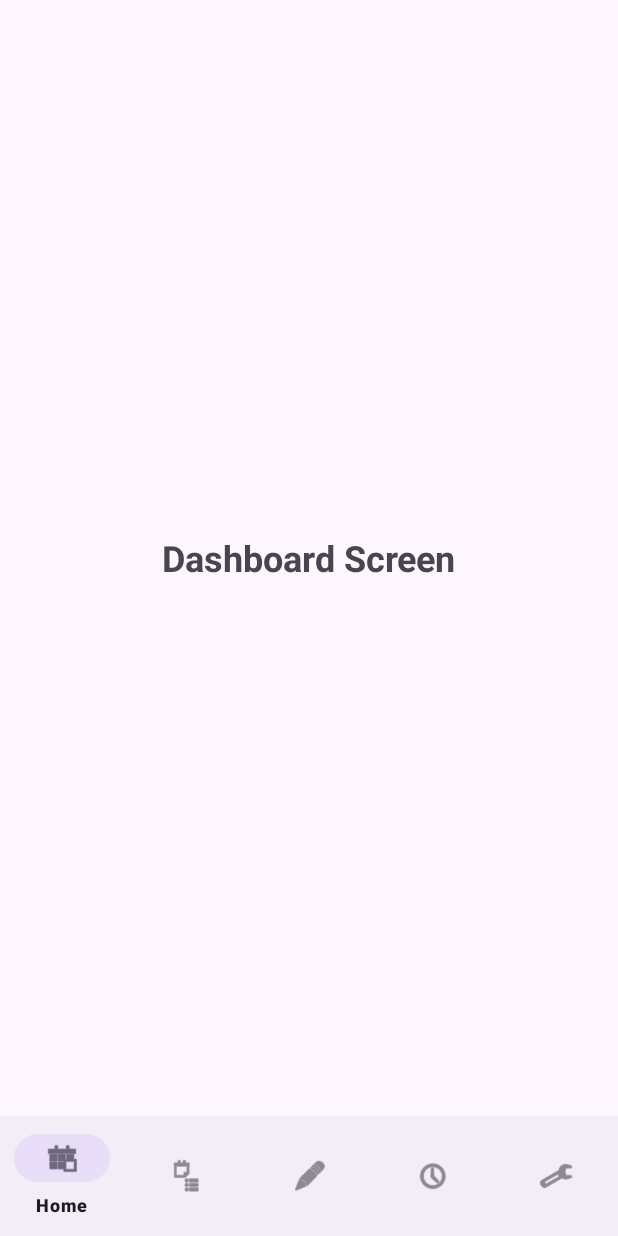
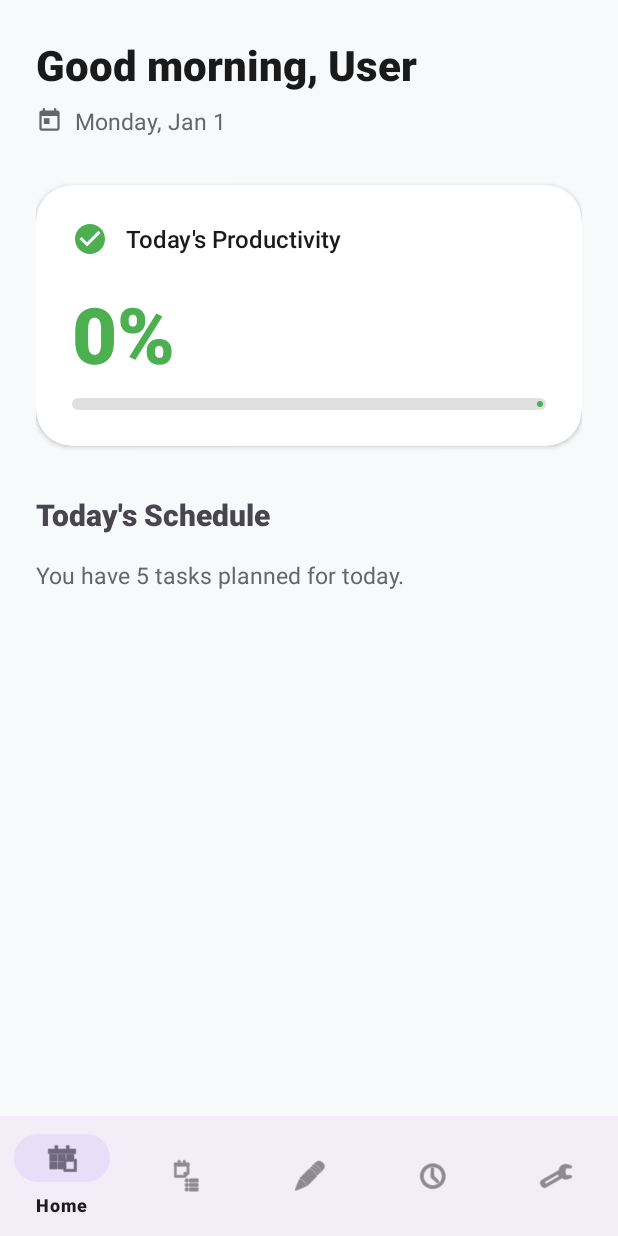
Before and after one commit to Jiks2217/daily-planner, an Android app: the screen it shows after launch (MainActivity), on a phone screen of 412 x 824 dp. Run offline under Robolectric (Android 15) with nearby library versions, the phone set to English and light mode, and no system bars; our stand-ins replace navigation-ui.

Commit message:
UI: Removed emojis, added offline vector icons, and premium typography

```diff
--- /dev/null
+++ b/app/src/main/res/drawable/ic_calendar.xml
@@ -0,0 +1,5 @@
+<vector xmlns:android="http://schemas.android.com/apk/res/android"
+    android:width="24dp" android:height="24dp"
+    android:viewportWidth="24" android:viewportHeight="24">
+    <path android:fillColor="#666666" android:pathData="M19,3h-1V1h-2v2H8V1H6v2H5c-1.11,0 -1.99,0.9 -1.99,2L3,19c0,1.1 0.89,2 2,2h14c1.1,0 2,-0.9 2,-2V5c0,-1.1 -0.9,-2 -2,-2zM19,19H5V8h14v11zM7,10h5v5H7z"/>
+</vector>
--- /dev/null
+++ b/app/src/main/res/drawable/ic_check_circle.xml
@@ -0,0 +1,5 @@
+<vector xmlns:android="http://schemas.android.com/apk/res/android"
+    android:width="24dp" android:height="24dp"
+    android:viewportWidth="24" android:viewportHeight="24">
+    <path android:fillColor="#4CAF50" android:pathData="M12,2C6.48,2 2,6.48 2,12s4.48,10 10,10 10,-4.48 10,-10S17.52,2 12,2zM10,17l-5,-5 1.41,-1.41L10,14.17l7.59,-7.59L19,8l-9,9z"/>
+</vector>
--- a/app/src/main/res/layout/fragment_dashboard.xml
+++ b/app/src/main/res/layout/fragment_dashboard.xml
@@ -1,4 +1,129 @@
 <?xml version="1.0" encoding="utf-8"?>
-<LinearLayout xmlns:android="http://schemas.android.com/apk/res/android" android:layout_width="match_parent" android:layout_height="match_parent" android:gravity="center" android:orientation="vertical">
-    <TextView android:layout_width="wrap_content" android:layout_height="wrap_content" android:text="Dashboard Screen" android:textSize="24sp" android:textStyle="bold" />
-</LinearLayout>
+<ScrollView xmlns:android="http://schemas.android.com/apk/res/android"
+    xmlns:app="http://schemas.android.com/apk/res-auto"
+    android:layout_width="match_parent"
+    android:layout_height="match_parent"
+    android:background="#F8F9FA">
+
+    <LinearLayout
+        android:layout_width="match_parent"
+        android:layout_height="wrap_content"
+        android:orientation="vertical"
+        android:padding="24dp">
+
+        <!-- Header -->
+        <TextView
+            android:id="@+id/tvGreeting"
+            android:layout_width="wrap_content"
+            android:layout_height="wrap_content"
+            android:text="Good morning, User"
+            android:textSize="28sp"
+            android:textStyle="bold"
+            android:fontFamily="sans-serif-medium"
+            android:textColor="#1A1A1A" />
+
+        <LinearLayout
+            android:layout_width="wrap_content"
+            android:layout_height="wrap_content"
+            android:orientation="horizontal"
+            android:gravity="center_vertical"
+            android:layout_marginTop="8dp"
+            android:layout_marginBottom="32dp">
+
+            <ImageView
+                android:layout_width="18dp"
+                android:layout_height="18dp"
+                android:src="@drawable/ic_calendar"
+                app:tint="#666666" />
+
+            <TextView
+                android:id="@+id/tvDate"
+                android:layout_width="wrap_content"
+                android:layout_height="wrap_content"
+                android:text="Monday, Jan 1"
+                android:textSize="15sp"
+                android:textColor="#666666"
+                android:layout_marginStart="8dp" />
+        </LinearLayout>
+
+        <!-- Productivity Card -->
+        <com.google.android.material.card.MaterialCardView
+            android:layout_width="match_parent"
+            android:layout_height="wrap_content"
+            app:cardCornerRadius="24dp"
+            app:cardElevation="2dp"
+            app:strokeWidth="0dp"
+            app:cardBackgroundColor="#FFFFFF">
+
+            <LinearLayout
+                android:layout_width="match_parent"
+                android:layout_height="wrap_content"
+                android:orientation="vertical"
+                android:padding="24dp">
+
+                <LinearLayout
+                    android:layout_width="match_parent"
+                    android:layout_height="wrap_content"
+                    android:orientation="horizontal"
+                    android:gravity="center_vertical">
+
+                    <ImageView
+                        android:layout_width="24dp"
+                        android:layout_height="24dp"
+                        android:src="@drawable/ic_check_circle" />
+
+                    <TextView
+                        android:layout_width="wrap_content"
+                        android:layout_height="wrap_content"
+                        android:text="Today's Productivity"
+                        android:textSize="16sp"
+                        android:fontFamily="sans-serif-medium"
+                        android:textColor="#1A1A1A"
+                        android:layout_marginStart="12dp" />
+                </LinearLayout>
+
+                <TextView
+                    android:id="@+id/tvProgress"
+                    android:layout_width="wrap_content"
+                    android:layout_height="wrap_content"
+                    android:text="0%"
+                    android:textSize="52sp"
+                    android:textStyle="bold"
+                    android:fontFamily="sans-serif-black"
+                    android:textColor="#4CAF50"
+                    android:layout_marginTop="16dp"
+                    android:layout_marginBottom="8dp" />
+
+                <com.google.android.material.progressindicator.LinearProgressIndicator
+                    android:id="@+id/progressBar"
+                    android:layout_width="match_parent"
+                    android:layout_height="wrap_content"
+                    app:indicatorColor="#4CAF50"
+                    app:trackColor="#E0E0E0"
+                    app:trackCornerRadius="8dp"
+                    app:trackThickness="8dp"
+                    android:progress="0" />
+            </LinearLayout>
+        </com.google.android.material.card.MaterialCardView>
+
+        <!-- Today's Schedule Header -->
+        <TextView
+            android:layout_width="wrap_content"
+            android:layout_height="wrap_content"
+            android:text="Today's Schedule"
+            android:textSize="20sp"
+            android:fontFamily="sans-serif-medium"
+            android:textStyle="bold"
+            android:layout_marginTop="32dp"
+            android:layout_marginBottom="16dp" />
+
+        <TextView
+            android:id="@+id/tvStats"
+            android:layout_width="match_parent"
+            android:layout_height="wrap_content"
+            android:text="You have 5 tasks planned for today."
+            android:textSize="15sp"
+            android:textColor="#666666" />
+
+    </LinearLayout>
+</ScrollView>
--- /dev/null
+++ b/app/src/main/res/layout/fragment_setup.xml
@@ -0,0 +1,54 @@
+<?xml version="1.0" encoding="utf-8"?>
+<LinearLayout xmlns:android="http://schemas.android.com/apk/res/android"
+    xmlns:app="http://schemas.android.com/apk/res-auto"
+    android:layout_width="match_parent"
+    android:layout_height="match_parent"
+    android:orientation="vertical"
+    android:gravity="center"
+    android:padding="32dp">
+
+    <TextView
+        android:layout_width="wrap_content"
+        android:layout_height="wrap_content"
+        android:text="Welcome"
+        android:textSize="36sp"
+        android:textColor="#1A1A1A"
+        android:fontFamily="sans-serif-black"
+        android:layout_marginBottom="8dp" />
+
+    <TextView
+        android:layout_width="wrap_content"
+        android:layout_height="wrap_content"
+        android:text="Let's personalize your experience.\nWhat should we call you?"
+        android:textSize="16sp"
+        android:textColor="#666666"
+        android:gravity="center"
+        android:layout_marginBottom="32dp" />
+
+    <com.google.android.material.textfield.TextInputLayout
+        android:layout_width="match_parent"
+        android:layout_height="wrap_content"
+        android:hint="Your Name"
+        app:boxCornerRadiusTopStart="12dp"
+        app:boxCornerRadiusTopEnd="12dp"
+        app:boxCornerRadiusBottomStart="12dp"
+        app:boxCornerRadiusBottomEnd="12dp">
+
+        <com.google.android.material.textfield.TextInputEditText
+            android:id="@+id/etName"
+            android:layout_width="match_parent"
+            android:layout_height="wrap_content"
+            android:inputType="textPersonName" />
+    </com.google.android.material.textfield.TextInputLayout>
+
+    <com.google.android.material.button.MaterialButton
+        android:id="@+id/btnGetStarted"
+        android:layout_width="match_parent"
+        android:layout_height="56dp"
+        android:layout_marginTop="24dp"
+        android:text="Get Started"
+        android:textSize="16sp"
+        app:cornerRadius="12dp"
+        app:backgroundTint="#1976D2" />
+
+</LinearLayout>
```
